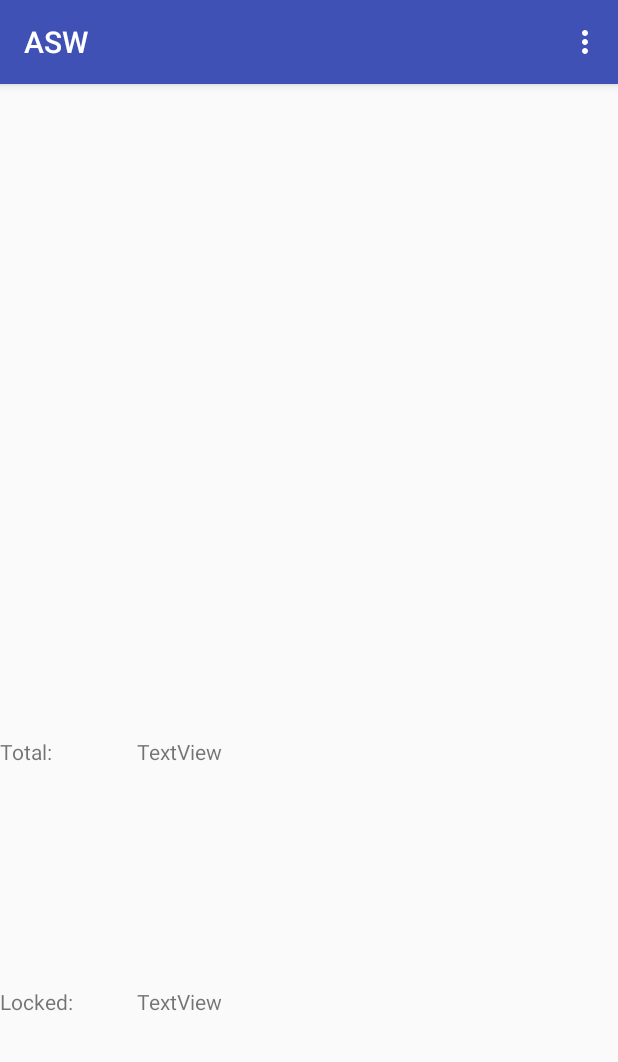
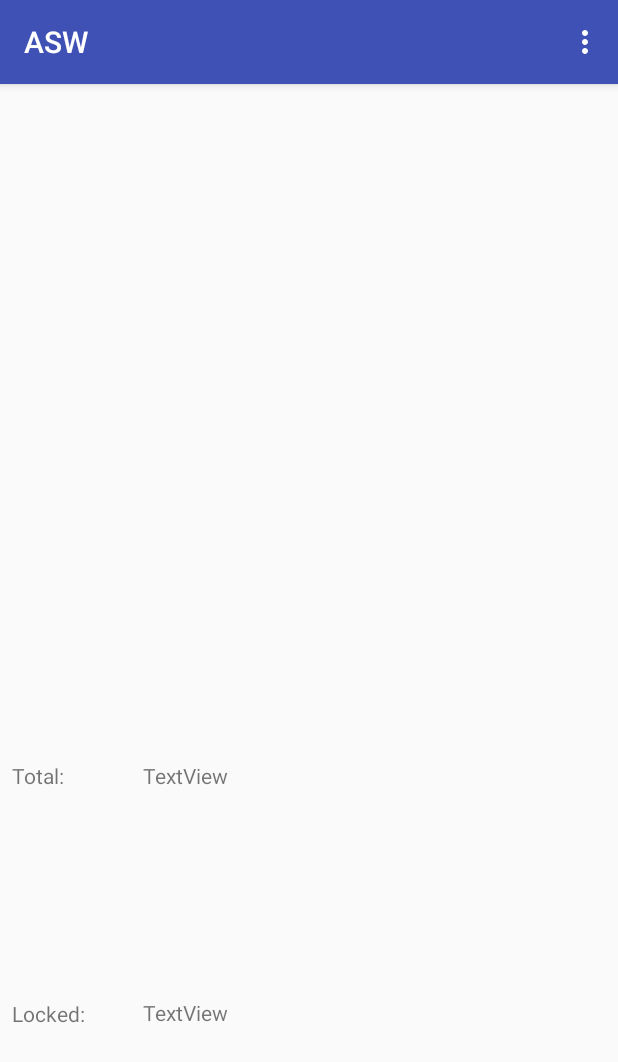
Before and after one commit to phash/Semux-Android-Wallet, an Android app: the BalancesActivity screen opened directly, with no data from a screen before it, on a phone screen of 412 x 824 dp. Shown: the top 1062 px of the screen. Run offline under Robolectric (Android 15) with nearby library versions, the phone set to English and light mode, and no system bars; libraries missing offline, so code that uses them is left out: org.jetbrains.anko; 3 statements that could not run were skipped.

Commit message:
added sending
Signed-off-by: Phash <mroedig@gmail.com>

```diff
--- a/app/build.gradle
+++ b/app/build.gradle
@@ -45,8 +45,8 @@ dependencies {
 // https://mvnrepository.com/artifact/net.i2p.crypto/eddsa
     implementation group: 'net.i2p.crypto', name: 'eddsa', version: '0.3.0'
 // https://mvnrepository.com/artifact/org.bouncycastle/bcprov-jdk15on
-    implementation group: 'org.bouncycastle', name: 'bcprov-jdk15on', version: '1.59'
-    implementation 'com.rfksystems:blake2b:1.0.0'
+    implementation group: 'org.bouncycastle', name: 'bcprov-jdk15on', version: '1.60'
+    //implementation 'com.rfksystems:blake2b:1.0.0'
 // https://mvnrepository.com/artifact/org.apache.commons/commons-lang3
     implementation group: 'org.apache.commons', name: 'commons-lang3', version: '3.8'
 // https://mvnrepository.com/artifact/org.jetbrains.anko/anko-sqlite
--- a/app/src/main/java/de/phash/manuel/asw/semux/APIService.kt
+++ b/app/src/main/java/de/phash/manuel/asw/semux/APIService.kt
@@ -50,7 +50,7 @@ class APIService : IntentService("SemuxService") {
                 .setType(MultipartBody.FORM)
                 .addFormDataPart("raw", transactionRaw)
                 .build()
-
+        Log.i("SEND", "http://45.32.185.200/api/transaction/raw?raw=${transactionRaw}")
         val request = Request.Builder()
                 .url("http://45.32.185.200/api/transaction/raw?raw=${transactionRaw}")
                 .addHeader("content-type", "application/json")
--- a/app/src/main/res/layout/activity_balances.xml
+++ b/app/src/main/res/layout/activity_balances.xml
@@ -18,21 +18,23 @@
         android:id="@+id/textView9"
         android:layout_width="60dp"
         android:layout_height="wrap_content"
-        android:layout_marginTop="8dp"
+        android:layout_marginStart="8dp"
+        android:layout_marginTop="24dp"
         android:text="@string/Total"
-        app:layout_constraintTop_toBottomOf="@+id/balancesRecycler"
-        tools:layout_editor_absoluteX="8dp" />
+        app:layout_constraintStart_toStartOf="parent"
+        app:layout_constraintTop_toBottomOf="@+id/balancesRecycler" />
 
     <TextView
         android:id="@+id/textView10"
         android:layout_width="60dp"
         android:layout_height="wrap_content"
         android:layout_marginBottom="8dp"
+        android:layout_marginStart="8dp"
         android:layout_marginTop="8dp"
         android:text="@string/TotalLocked"
         app:layout_constraintBottom_toBottomOf="parent"
-        app:layout_constraintTop_toBottomOf="@+id/textView9"
-        tools:layout_editor_absoluteX="8dp" />
+        app:layout_constraintStart_toStartOf="parent"
+        app:layout_constraintTop_toBottomOf="@+id/textView9" />
 
     <TextView
         android:id="@+id/balancesTotalAvailable"
@@ -40,7 +42,7 @@
         android:layout_height="19dp"
         android:layout_marginEnd="8dp"
         android:layout_marginStart="8dp"
-        android:layout_marginTop="8dp"
+        android:layout_marginTop="24dp"
         android:text="TextView"
         app:layout_constraintEnd_toEndOf="parent"
         app:layout_constraintStart_toEndOf="@+id/textView9"
@@ -49,7 +51,7 @@
     <TextView
         android:id="@+id/balancesTotalLocked"
         android:layout_width="290dp"
-        android:layout_height="wrap_content"
+        android:layout_height="20dp"
         android:layout_marginBottom="8dp"
         android:layout_marginEnd="8dp"
         android:layout_marginStart="8dp"
--- a/app/src/main/res/layout/activity_single_balance.xml
+++ b/app/src/main/res/layout/activity_single_balance.xml
@@ -108,9 +108,8 @@
         app:layout_constraintEnd_toEndOf="parent"
         app:layout_constraintStart_toEndOf="@+id/button3" />
 
-    <ImageButton
+    <ImageView
         android:id="@+id/qrAddressImageView"
-        style="?android:attr/borderlessButtonStyle"
         android:layout_width="200dp"
         android:layout_height="200dp"
         android:layout_marginEnd="8dp"
```
